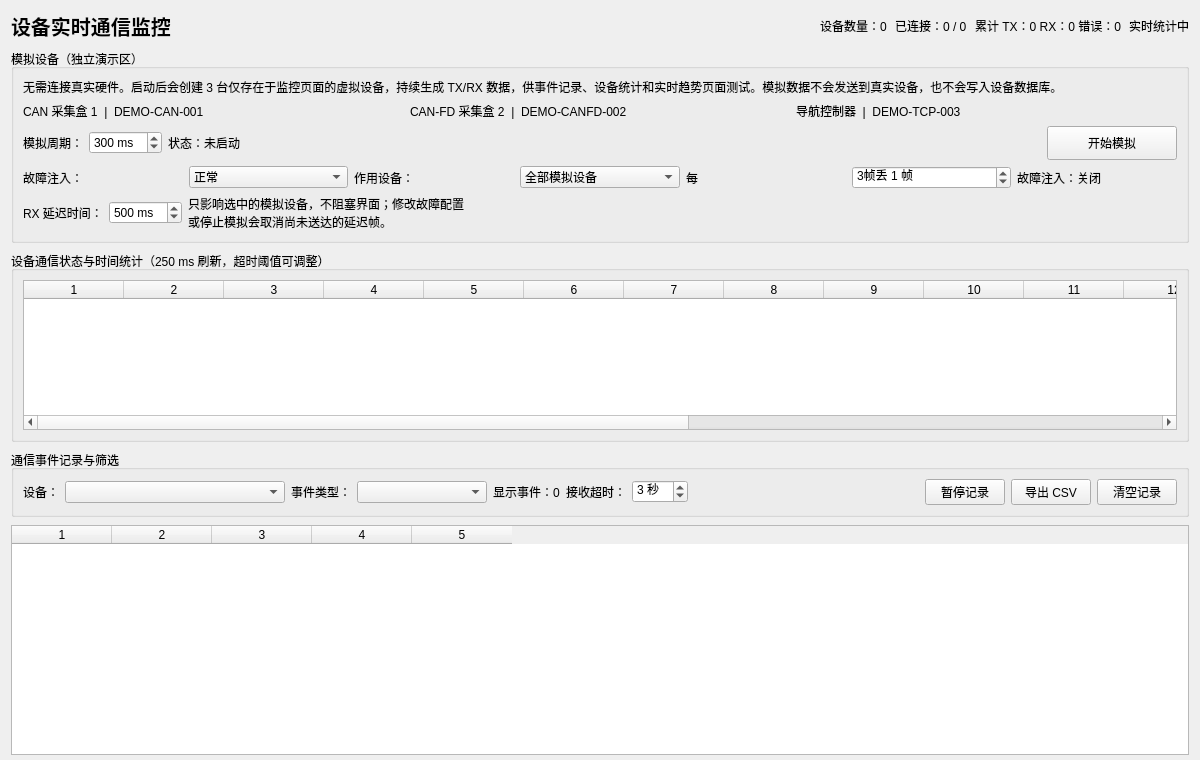
Qt form src/pages/MonitorPage.ui (niudamei/IndustrialHub) before a commit.
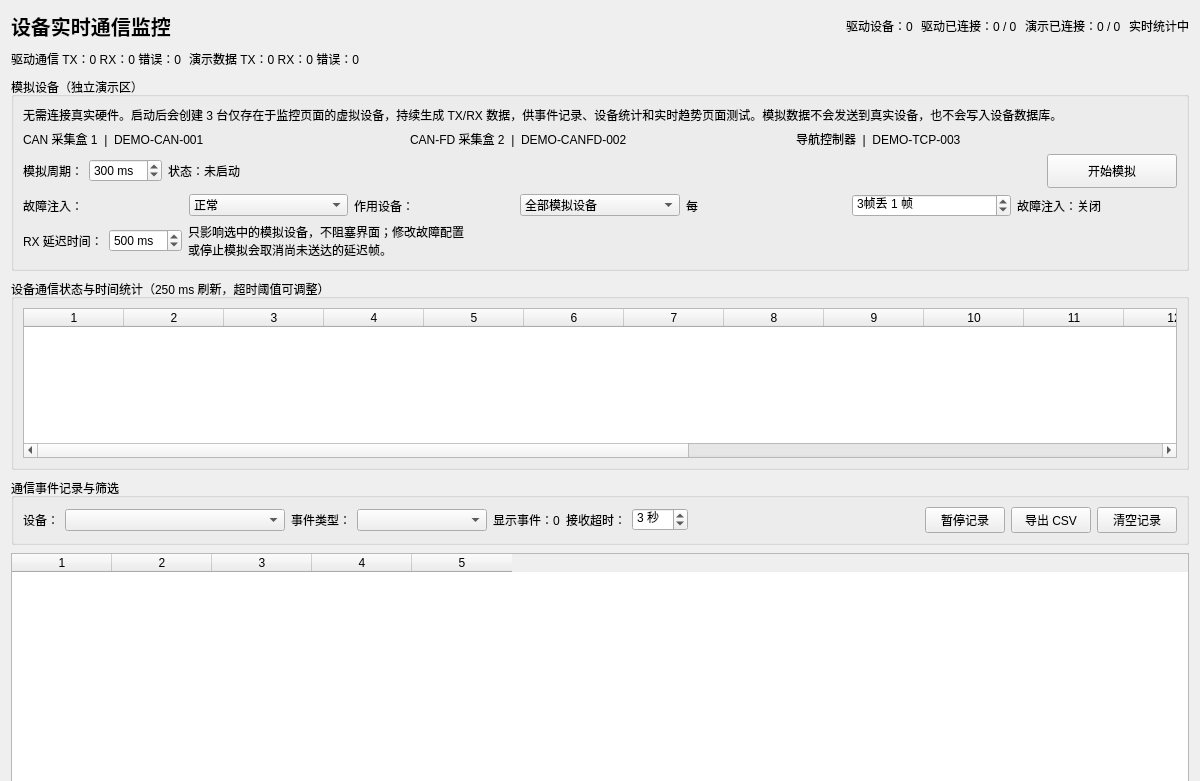
The same form after that commit.

Commit message: Separate driver and demo monitor summaries in UI

Diff of the .ui file:
```diff
--- a/src/pages/MonitorPage.ui
+++ b/src/pages/MonitorPage.ui
@@ -17,12 +17,20 @@
       </widget>
      </item>
      <item><spacer name="summarySpacer"><property name="orientation"><enum>Qt::Horizontal</enum></property><property name="sizeHint" stdset="0"><size><width>30</width><height>20</height></size></property></spacer></item>
-     <item><widget class="QLabel" name="deviceCountLabel"><property name="text"><string>设备数量：0</string></property></widget></item>
-     <item><widget class="QLabel" name="connectedCountLabel"><property name="text"><string>已连接：0 / 0</string></property></widget></item>
-     <item><widget class="QLabel" name="trafficSummaryLabel"><property name="text"><string>累计 TX：0 RX：0 错误：0</string></property></widget></item>
+     <item><widget class="QLabel" name="deviceCountLabel"><property name="text"><string>驱动设备：0</string></property></widget></item>
+     <item><widget class="QLabel" name="connectedCountLabel"><property name="text"><string>驱动已连接：0 / 0</string></property></widget></item>
+     <item><widget class="QLabel" name="demoConnectedCountLabel"><property name="text"><string>演示已连接：0 / 0</string></property></widget></item>
+     
      <item><widget class="QLabel" name="monitorStateLabel"><property name="text"><string>实时统计中</string></property></widget></item>
     </layout>
    </item>
+   <item>
+    <layout class="QHBoxLayout" name="trafficSourceLayout">
+     <item><widget class="QLabel" name="trafficSummaryLabel"><property name="text"><string>驱动通信 TX：0 RX：0 错误：0</string></property></widget></item>
+     <item><widget class="QLabel" name="demoTrafficSummaryLabel"><property name="text"><string>演示数据 TX：0 RX：0 错误：0</string></property></widget></item>
+     <item><spacer name="trafficSourceSpacer"><property name="orientation"><enum>Qt::Horizontal</enum></property><property name="sizeHint" stdset="0"><size><width>30</width><height>20</height></size></property></spacer></item>
+    </layout>
+   </item>
    <item>
     <widget class="QGroupBox" name="demoGroup">
      <property name="title"><string>模拟设备（独立演示区）</string></property>
```
